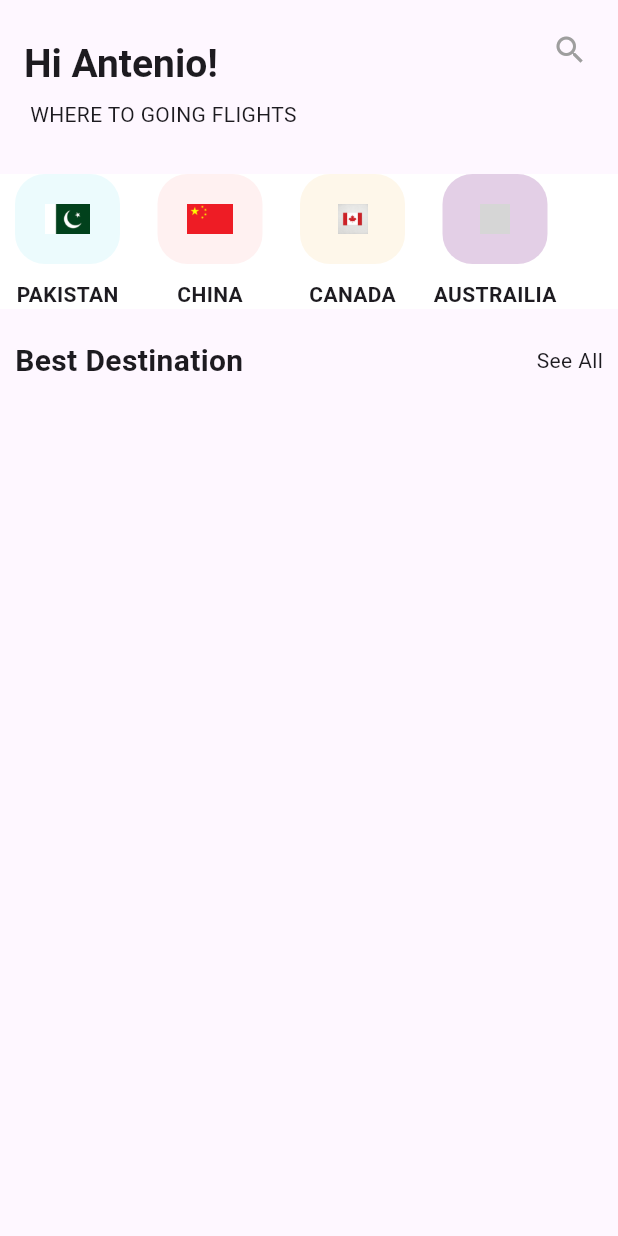
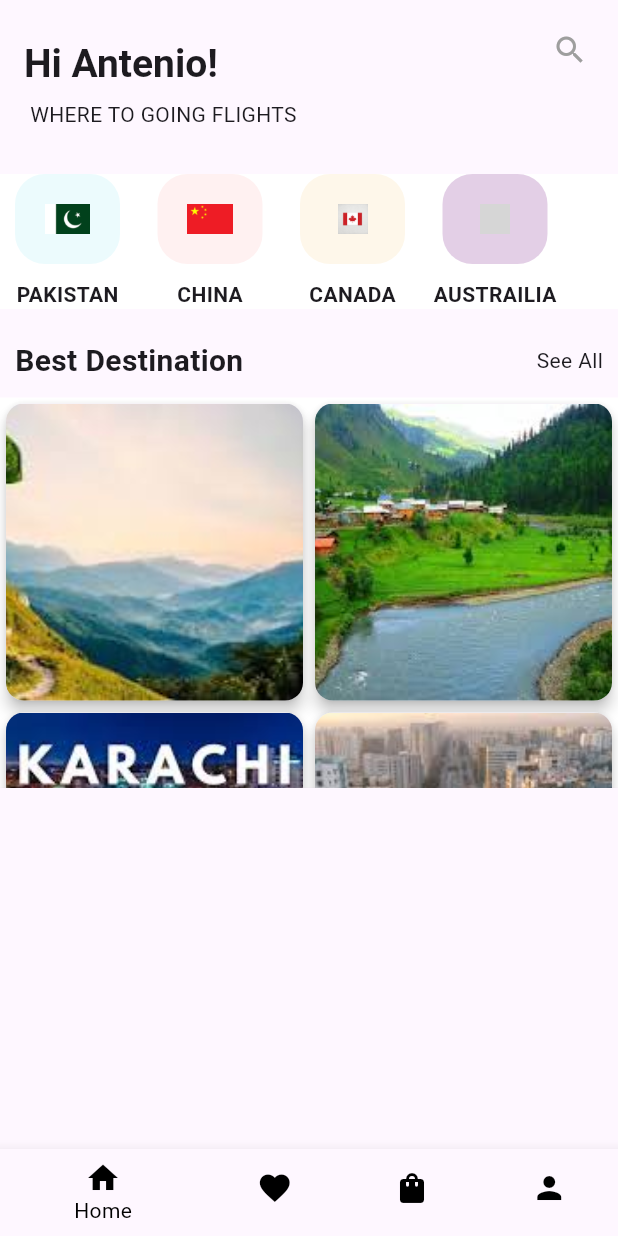
Before and after one commit to AnilaMuhammadAshraf-developer/blue_design, a Flutter app: the screen it shows after launch, on a phone screen of 412 x 824 dp. Run offline on Flutter 3.47's test engine with Material 3 defaults, Android fonts, the light colour scheme and no system bars; grey boxes are pictures that could not be loaded.

Commit message:
almost done

```diff
--- a/lib/screens/home.dart
+++ b/lib/screens/home.dart
@@ -1,3 +1,4 @@
+import 'package:blue_design/utils/app_assets.dart';
 import 'package:blue_design/utils/app_colors.dart';
 import 'package:blue_design/utils/app_font_style.dart';
 import 'package:blue_design/utils/app_strings.dart';
@@ -11,6 +12,18 @@ class HomeScreen extends StatefulWidget {
 }
 
 class _HomeScreenState extends State<HomeScreen> {
+  int _showImagesType = 1;
+  int _selectedIndex = 0;
+  final List<Map<String, dynamic>> _pages = [
+    {'title': "Home", "icon": Icon(Icons.home), "page": HomeScreen()},
+    {'title': "Favourite", "icon": Icon(Icons.favorite), "page": HomeScreen()},
+    {
+      'title': "Shopping",
+      "icon": Icon(Icons.shopping_bag),
+      "page": HomeScreen(),
+    },
+    {'title': "Profile", "icon": Icon(Icons.person), "page": HomeScreen()},
+  ];
   @override
   Widget build(BuildContext context) {
     return Scaffold(
@@ -50,44 +63,89 @@ class _HomeScreenState extends State<HomeScreen> {
             child: ListView(
               scrollDirection: Axis.horizontal,
               children: [
-                customContainer(
+                GestureDetector(
+                  onTap: () {
+                    debugPrint("show images hongi is click s ");
+                  },
+                  child: customContainer(
                     AppColors.boxBlueColor,
-                  "assets/images/PK.png",
+                    AppAssets.pkImage,
                     AppStrings.countryPakistan,
                   ),
+                ),
+
                 SizedBox(width: 5),
-                customContainer(
+                GestureDetector(
+                  onTap: () {
+                    debugPrint("show images hongi is click s ");
+                  },
+                  child: customContainer(
                     AppColors.boxPinkColor,
-                  "assets/images/C.png",
+                    AppAssets.chinaImage,
                     AppStrings.countryChina,
                   ),
+                ),
                 SizedBox(width: 5),
-                customContainer(
+                GestureDetector(
+                  onTap: () {
+                    debugPrint("show images hongi is click s ");
+                  },
+                  child: customContainer(
                     AppColors.boxOrangeColor,
-                  "assets/images/CD.jpg",
+                    AppAssets.canadaImage,
                     AppStrings.countryCanada,
                   ),
+                ),
                 SizedBox(width: 5),
-                customContainer(
+                GestureDetector(
+                  onTap: () {
+                    debugPrint("show images hongi is click s ");
+                  },
+                  child: customContainer(
                     AppColors.boxPurpleColor,
-                  "assets/images/AU.png",
+                    AppAssets.australiaImage,
                     AppStrings.countryAustrailia,
+                  ),
                 ),
               ],
             ),
           ),
-          SizedBox(height:20),
-          Row(children: [
-             Padding(padding: EdgeInsets.only(left:10),
-            child:Text(AppStrings.bestDestinationText,style:AppFontStyle.boldNormalText)
+          SizedBox(height: 20),
+          Row(
+            children: [
+              Padding(
+                padding: EdgeInsets.only(left: 10),
+                child: Text(
+                  AppStrings.bestDestinationText,
+                  style: AppFontStyle.boldNormalText,
+                ),
               ),
 
               Spacer(),
-            Padding(padding: EdgeInsets.only(right:10),
-            child:Text(AppStrings.seeAllText)
-            )
-          ],)
+              Padding(
+                padding: EdgeInsets.only(right: 10),
+                child: Text(AppStrings.seeAllText),
+              ),
             ],
+          ),
+          SizedBox(height: 10),
+          SingleChildScrollView(child: showImagesContainer(_showImagesType)),
+        ],
+      ),
+      bottomNavigationBar: BottomNavigationBar(
+        currentIndex: _selectedIndex,
+        onTap: (index) {
+          setState(() => {_selectedIndex = index});
+        },
+        unselectedItemColor: AppColors.textColorBlack,
+        selectedItemColor: Colors.black,
+
+        items: List.generate(_pages.length, (index) {
+          return BottomNavigationBarItem(
+            icon: _pages[index]['icon'],
+            label: _pages[index]['title'],
+          );
+        }),
       ),
     );
   }
@@ -115,4 +173,27 @@ class _HomeScreenState extends State<HomeScreen> {
       ),
     );
   }
+
+  Widget showImagesContainer(type) {
+    return Container(
+      width: MediaQuery.of(context).size.width,
+      height: 260,
+      decoration: BoxDecoration(color: Colors.white),
+      child: GridView.count(
+        crossAxisCount: 2,
+        children: List.generate(4, (index) {
+          return Card(
+            elevation: 4,
+            shape: RoundedRectangleBorder(
+              borderRadius: BorderRadius.circular(12),
+            ),
+            child: ClipRRect(
+              borderRadius: BorderRadius.circular(12),
+              child: Image.asset(AppAssets.pkImages[index], fit: BoxFit.cover),
+            ),
+          );
+        }),
+      ),
+    );
   }
+}
--- a/lib/utils/app_assets.dart
+++ b/lib/utils/app_assets.dart
@@ -1,3 +1,18 @@
-class AppAssets{
-
+class AppAssets {
+  static const pkImage="assets/images/PK.png";
+  static const chinaImage="assets/images/C.png";
+  static const canadaImage= "assets/images/CD.jpg";
+  static const australiaImage="assets/images/AU.png";
+  static const List pkImages = [
+    'assets/images/pk1.jpg',
+    'assets/images/pk2.jpg',
+    'assets/images/pk3.jpg',
+    'assets/images/pk4.jpg',
+  ];
+  static const List chinaImages = [
+    'assets/images/c1.jpg',
+    'assets/images/c2.jpg',
+    'assets/images/c3.jpg',
+    'assets/images/c4.jpg',
+  ];
 }
```
Also changed, not shown: assets/images/c1.jpg (added), assets/images/c2.jpg (added), assets/images/c3.jpg (added), assets/images/c4.jpg (added), assets/images/pk1.jpg (added), assets/images/pk2.jpg (added), assets/images/pk3.jpg (added), assets/images/pk4.jpg (added). Lines whose indentation alone changed are shown as unchanged.
